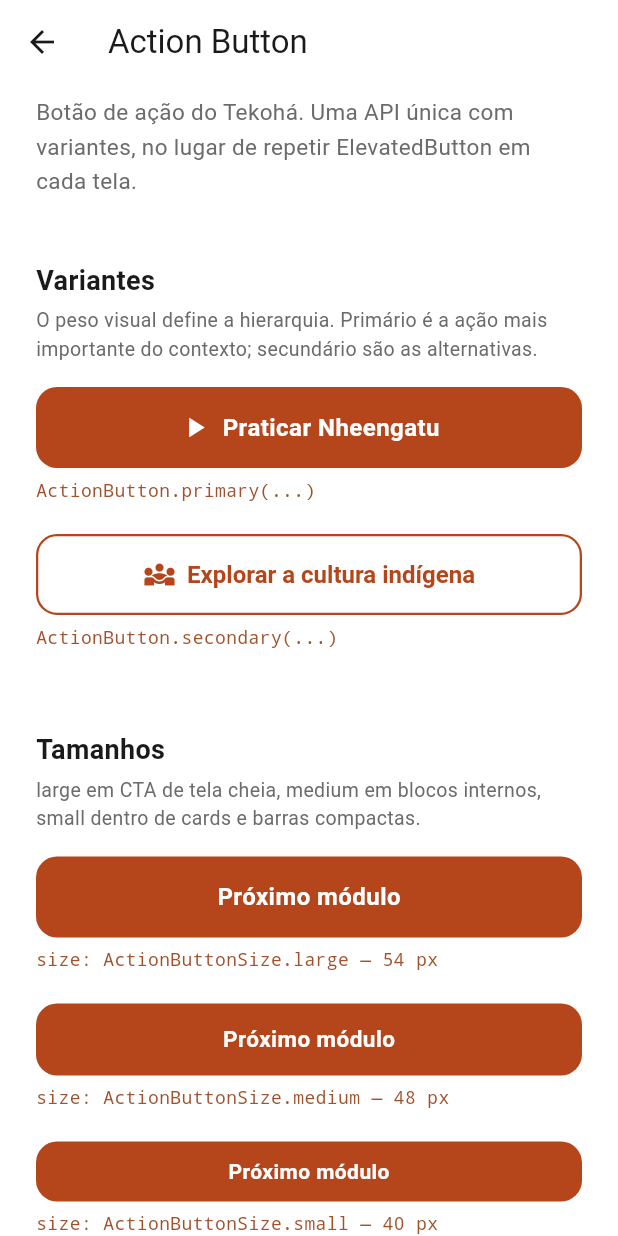
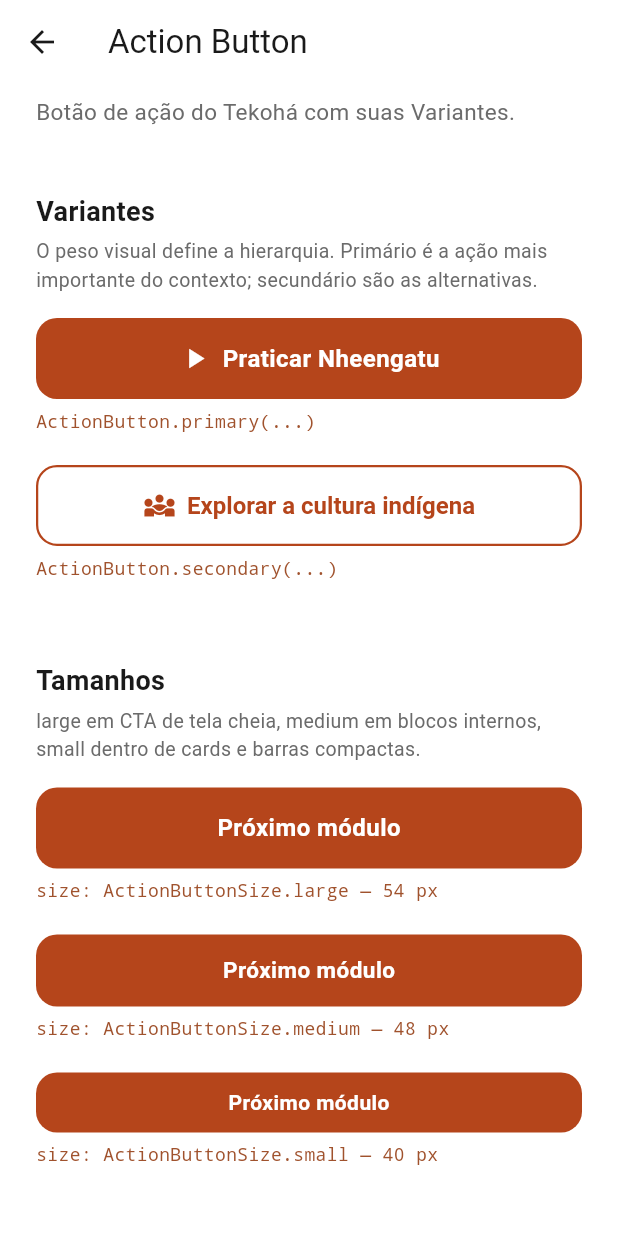
Before and after one commit to Marcos-Codfy/tekoha-design-sample, a Flutter app: the screen it shows after launch, after a tap on an icon or button, on a phone screen of 412 x 824 dp. Run offline on Flutter 3.47's test engine with Material 3 defaults, Android fonts, the phone set to English and light mode, and no system bars.

Commit message:
docs: trim inline comments across components and pages
Co-Authored-By: Claude Opus 4.7 <noreply@anthropic.com>

```diff
--- a/lib/components/common/banner.dart
+++ b/lib/components/common/banner.dart
@@ -3,7 +3,7 @@
 // COMPONENTES: as duas caixas de mensagem do design system.
 //
 //   - [TekohaBanner] comunica o RESULTADO de uma acao do usuario — acertou,
-//     errou, falhou ao entrar. Tem tom semantico e pode carregar uma acao.
+//     errou, falhou ao entrar.
 //   - [TekohaNoteCard] traz conteudo COLATERAL — a curiosidade cultural, a
 //     nota de pronuncia. Nao e consequencia de nada que o usuario fez.
 //
--- a/lib/components/common/chip.dart
+++ b/lib/components/common/chip.dart
@@ -1,6 +1,4 @@
 // lib/components/common/chip.dart
-//
-// COMPONENTES: as duas peculas em formato de pilula do design system.
 //
 // Elas parecem iguais e fazem coisas opostas, entao sao classes separadas de
 // proposito:
@@ -97,7 +95,7 @@ class TekohaChip extends StatelessWidget {
 
 /// Tom semantico de uma [TekohaPill].
 enum TekohaPillTone {
-  /// Urucum suave. O tom da marca: XP ganho, modo de demonstracao.
+  ///  XP ganho, modo de demonstracao.
   primary,
 
   /// Cinza. Informacao de contexto que nao e conquista nem alerta —
--- a/lib/components/common/feedback_state.dart
+++ b/lib/components/common/feedback_state.dart
@@ -15,10 +15,9 @@ import '../../theme/app_colors.dart';
 /// Indicador de carregamento na cor da marca.
 ///
 /// Existe para eliminar o `CircularProgressIndicator(color: AppColors.primary)`
-/// repetido em toda tela com estado de espera — que e exatamente o lugar onde
-/// alguem esquece a cor e o spinner sai azul do Material.
+/// repetido em toda tela com estado de espera
 class TekohaLoader extends StatelessWidget {
-  /// Ja vem centralizado, que e o uso da maioria das telas. Passe `false` para
+  /// Ja vem centralizado. Passe `false` para
   /// posicionar por conta propria.
   final bool centered;
 
--- a/lib/components/common/list_items.dart
+++ b/lib/components/common/list_items.dart
@@ -33,7 +33,6 @@ enum TekohaListItemVariant {
   outlined,
 
   /// Cartao preenchido em urucum. Reservado para a lista principal da tela —
-  /// mais de uma lista preenchida por tela derruba a hierarquia.
   filled,
 
   /// Cartao cinza, apagado. Sinaliza item indisponivel sem escondê-lo: uma
--- a/lib/components/common/tab_bar.dart
+++ b/lib/components/common/tab_bar.dart
@@ -70,8 +70,6 @@ class TekohaTabBar extends StatelessWidget {
       activeIcon: Icons.menu_book,
     ),
     TekohaTabItem(
-      // diversity_3 simboliza povo e comunidade — mais semantico para
-      // "Cultura" do que o icone de livro.
       label: 'Cultura',
       icon: Icons.diversity_3_outlined,
       activeIcon: Icons.diversity_3,
--- a/lib/pages/sample_action_button_screen.dart
+++ b/lib/pages/sample_action_button_screen.dart
@@ -2,10 +2,6 @@
 //
 // Tela de demonstracao do componente ActionButton.
 //
-// NOTA DE DESIGN: o proprio design system prega "um botao primario por tela"
-// (Lei de Hick). Esta tela quebra a regra de proposito — ela existe para
-// exibir o catalogo completo de variantes lado a lado. Telas de produto devem
-// seguir a regra.
 
 import 'package:flutter/material.dart';
 
@@ -40,8 +36,7 @@ class SampleActionButtonScreen extends StatelessWidget {
         padding: const EdgeInsets.fromLTRB(24, 8, 24, 40),
         children: [
           const SampleIntro(
-            'Botão de ação do Tekohá. Uma API única com variantes, no lugar '
-            'de repetir ElevatedButton em cada tela.',
+            'Botão de ação do Tekohá com suas Variantes.',
           ),
           SampleSection(
             title: 'Variantes',
--- a/lib/pages/sample_chips_screen.dart
+++ b/lib/pages/sample_chips_screen.dart
@@ -42,7 +42,7 @@ class _SampleChipsScreenState extends State<SampleChipsScreen> {
           SampleSection(
             title: 'Chip de categoria',
             note: 'Filtro selecionável. O item ativo ganha fundo cheio e um '
-                'visto — a seleção nunca depende só da cor.',
+                'visto.',
             children: [
               SampleSpec(
                 code: 'TekohaChip(selected: ..., onTap: ...)',
@@ -113,7 +113,7 @@ class _SampleChipsScreenState extends State<SampleChipsScreen> {
           ),
           const SizedBox(height: 32),
           const TekohaPurposeText(
-            'Cada palavra que você pratica é uma palavra que continua viva.',
+            '',
           ),
         ],
       ),
--- a/lib/pages/sample_lesson_screen.dart
+++ b/lib/pages/sample_lesson_screen.dart
@@ -92,7 +92,7 @@ class _SampleLessonScreenState extends State<SampleLessonScreen> {
                 'falta em vez do que já passou.',
             children: [
               const SampleSpec(
-                code: 'value: 0.0 — note que a barra não está vazia',
+                code: 'Note que a barra não está vazia',
                 child: TekohaProgressBar(
                   value: 0,
                   label: 'Exercício 1 de 8',
@@ -138,8 +138,8 @@ class _SampleLessonScreenState extends State<SampleLessonScreen> {
           const SampleSection(
             title: 'Alternativas',
             note: 'No máximo quatro por exercício: o tempo de decisão cresce '
-                'com o número de opções. A borda engrossa no estado '
-                'respondido, então o resultado se percebe antes da cor.',
+                'com o número de opções. A borda engrossa no estado. '
+                '',
             children: [
               SampleSpec(
                 code: 'state: idle',
--- a/lib/pages/sample_screen.dart
+++ b/lib/pages/sample_screen.dart
@@ -119,8 +119,7 @@ class SampleScreen extends StatelessWidget {
           const SizedBox(height: 12),
           const Text(
             'Os componentes reutilizáveis do aplicativo Tekohá, cada um com '
-            'sua tela de demonstração. Um lugar só para ver, comparar e '
-            'decidir qual usar.',
+            'sua tela de demonstração.',
             style: TextStyle(
               fontSize: 15,
               color: AppColors.textSecondary,
```
Also changed, not shown: lib/components/common/action_button.dart (+2 -5 lines), lib/components/common/play_button.dart (+4 -7 lines), lib/components/common/texts.dart (+2 -5 lines).
